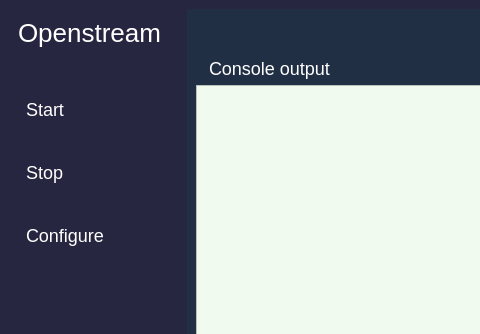
First picture: the form in openstreammainwindow.ui, repository m4rkoup/openstream-server, before the edit; both pictures show x 0 to 480 and y 0 to 334 of the 800 by 600 pixel window.
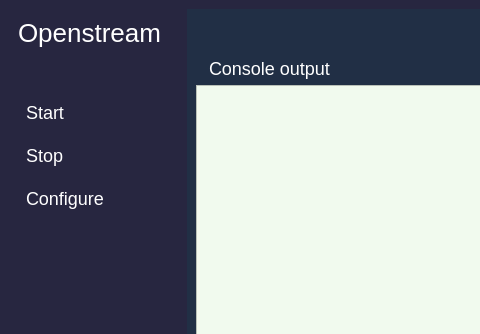
Second picture: the form after the edit. The open tabs and pages were chosen to show the change. Icons and pictures are not drawn.

Diff of the .ui file:
```diff
--- a/openstreammainwindow.ui
+++ b/openstreammainwindow.ui
@@ -77,6 +77,22 @@
          </property>
         </widget>
        </item>
+       <item>
+        <spacer name="verticalSpacer_3">
+         <property name="orientation">
+          <enum>Qt::Vertical</enum>
+         </property>
+         <property name="sizeType">
+          <enum>QSizePolicy::Minimum</enum>
+         </property>
+         <property name="sizeHint" stdset="0">
+          <size>
+           <width>20</width>
+           <height>40</height>
+          </size>
+         </property>
+        </spacer>
+       </item>
        <item>
         <widget class="QPushButton" name="start_button">
          <property name="sizePolicy">
@@ -182,7 +198,7 @@
           <enum>Qt::Vertical</enum>
          </property>
          <property name="sizeType">
-          <enum>QSizePolicy::Maximum</enum>
+          <enum>QSizePolicy::Expanding</enum>
          </property>
          <property name="sizeHint" stdset="0">
           <size>
```
Left out of the diff: 2 changed lines with no effect on the pictures.
